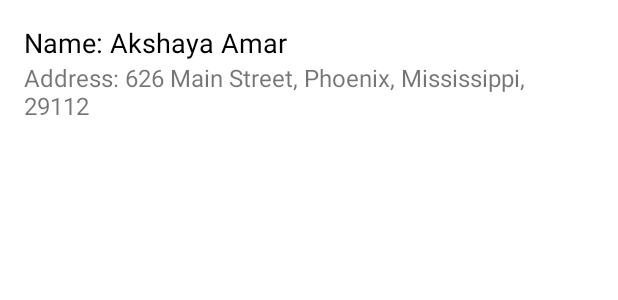
After one commit to Akshaya-Amar/FetchDataFlow, an Android app: the layout bottom_sheet_user_item.xml on its own in the app's theme, with its tools: preview values and no code run, on a phone screen of 412 x 824 dp. The commit adds this screen. Shown: the top 300 px of the screen. Run offline under Robolectric (Android 15) with nearby library versions, the phone set to English and light mode, and no system bars.

Commit message:
feature: bottom sheet added to display user details on user item click

```diff
--- a/app/build.gradle.kts
+++ b/app/build.gradle.kts
@@ -3,6 +3,7 @@ plugins {
      alias(libs.plugins.kotlin.android)
      id("com.google.dagger.hilt.android")
      id("org.jetbrains.kotlin.kapt")
+     id("kotlin-parcelize")
 }
 
 android {
--- a/app/src/main/java/com/amar/fetchdataflow/data/model/User.kt
+++ b/app/src/main/java/com/amar/fetchdataflow/data/model/User.kt
@@ -1,7 +1,10 @@
 package com.amar.fetchdataflow.data.model
 
+import android.os.Parcelable
 import com.google.gson.annotations.SerializedName
+import kotlinx.parcelize.Parcelize
 
+@Parcelize
 data class User(
      @SerializedName("id") val id: Int? = null,
      @SerializedName("firstName") val firstName: String? = null,
@@ -31,4 +34,4 @@ data class User(
      @SerializedName("userAgent") val userAgent: String? = null,
      @SerializedName("crypto") val crypto: Crypto? = null,
      @SerializedName("role") val role: String? = null
-)
+) : Parcelable
--- a/app/src/main/java/com/amar/fetchdataflow/ui/adapter/UserAdapter.kt
+++ b/app/src/main/java/com/amar/fetchdataflow/ui/adapter/UserAdapter.kt
@@ -14,7 +14,6 @@ import com.bumptech.glide.Glide
 class UserAdapter(
      private val onItemClick: (User) -> Unit
 ) : ListAdapter<User, UserAdapter.UserViewHolder>(UserDiffCallback()) {
-
      class UserDiffCallback : ItemCallback<User>() {
           override fun areItemsTheSame(oldItem: User, newItem: User): Boolean {
                return oldItem.id == newItem.id
@@ -40,7 +39,7 @@ class UserAdapter(
           binding.root
      ) {
           fun onBind(user: User, onItemClick: (User) -> Unit) {
-               val unknown = "Unknown value"
+               val unknown = "Unknown"
                with(binding) {
                     setProfileImage(user.image, root.context)
                     val completeName = "${user.firstName ?: unknown} ${user.lastName ?: unknown}"
--- /dev/null
+++ b/app/src/main/res/layout/bottom_sheet_user_item.xml
@@ -0,0 +1,29 @@
+<?xml version="1.0" encoding="utf-8"?>
+<androidx.constraintlayout.widget.ConstraintLayout xmlns:android="http://schemas.android.com/apk/res/android"
+    xmlns:app="http://schemas.android.com/apk/res-auto"
+    xmlns:tools="http://schemas.android.com/tools"
+    android:layout_width="match_parent"
+    android:layout_height="match_parent"
+    android:padding="16dp">
+
+    <TextView
+        android:id="@+id/name_text"
+        android:layout_width="match_parent"
+        android:layout_height="wrap_content"
+        android:textColor="@color/black"
+        android:textSize="18sp"
+        app:layout_constraintEnd_toEndOf="parent"
+        app:layout_constraintStart_toStartOf="parent"
+        app:layout_constraintTop_toTopOf="parent"
+        tools:text="Name: Akshaya Amar" />
+
+    <TextView
+        android:textSize="16sp"
+        android:id="@+id/user_info_text"
+        android:layout_width="match_parent"
+        android:layout_height="wrap_content"
+        app:layout_constraintEnd_toEndOf="parent"
+        app:layout_constraintStart_toStartOf="parent"
+        app:layout_constraintTop_toBottomOf="@+id/name_text"
+        tools:text="Address: 626 Main Street, Phoenix, Mississippi, 29112" />
+</androidx.constraintlayout.widget.ConstraintLayout>
```
Also changed, not shown: app/src/main/java/com/amar/fetchdataflow/data/model/Address.kt (+5 -3 lines), app/src/main/java/com/amar/fetchdataflow/data/model/Bank.kt (+10 -8 lines), app/src/main/java/com/amar/fetchdataflow/data/model/Company.kt (+5 -3 lines), app/src/main/java/com/amar/fetchdataflow/data/model/Coordinates.kt (+7 -5 lines), app/src/main/java/com/amar/fetchdataflow/data/model/Crypto.kt (+8 -6 lines), app/src/main/java/com/amar/fetchdataflow/data/model/Hair.kt (+7 -5 lines), app/src/main/java/com/amar/fetchdataflow/ui/activity/MainActivity.kt (+7 -2 lines), app/src/main/java/com/amar/fetchdataflow/ui/fragment/BottomSheetFragment.kt (added, +61 -0 lines).
